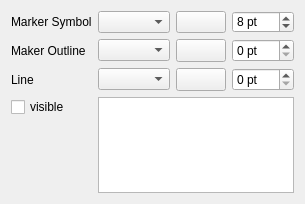
Above: vrtbuilder/externals/qps/plotstyling/plotstylewidget.ui from jakimowb/virtual-raster-builder before the change. Below: the same form after it.
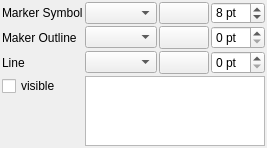
That is the form after the change. Custom widgets are drawn as their Qt base class.

Patch:
```diff
--- a/vrtbuilder/externals/qps/plotstyling/plotstylewidget.ui
+++ b/vrtbuilder/externals/qps/plotstyling/plotstylewidget.ui
@@ -6,14 +6,29 @@
    <rect>
     <x>0</x>
     <y>0</y>
-    <width>305</width>
-    <height>204</height>
+    <width>249</width>
+    <height>146</height>
    </rect>
   </property>
   <property name="windowTitle">
    <string>Form</string>
   </property>
   <layout class="QGridLayout" name="gridLayout">
+   <property name="leftMargin">
+    <number>2</number>
+   </property>
+   <property name="topMargin">
+    <number>2</number>
+   </property>
+   <property name="rightMargin">
+    <number>2</number>
+   </property>
+   <property name="bottomMargin">
+    <number>2</number>
+   </property>
+   <property name="spacing">
+    <number>2</number>
+   </property>
    <item row="3" column="3">
     <widget class="QSpinBox" name="sbLinePenWidth">
      <property name="enabled">
@@ -225,7 +240,14 @@
     </widget>
    </item>
    <item row="4" column="1" rowspan="4" colspan="3">
-    <widget class="PlotWidget" name="plotWidget"/>
+    <widget class="PlotWidget" name="plotWidget">
+     <property name="sizePolicy">
+      <sizepolicy hsizetype="Preferred" vsizetype="Preferred">
+       <horstretch>0</horstretch>
+       <verstretch>0</verstretch>
+      </sizepolicy>
+     </property>
+    </widget>
    </item>
    <item row="4" column="0">
     <widget class="QCheckBox" name="cbIsVisible">
@@ -247,6 +269,16 @@
    <extends>QGraphicsView</extends>
    <header>qps.externals.pyqtgraph</header>
   </customwidget>
+  <customwidget>
+   <class>QgsPenStyleComboBox</class>
+   <extends>QComboBox</extends>
+   <header>qgis.gui</header>
+  </customwidget>
+  <customwidget>
+   <class>MarkerSymbolComboBox</class>
+   <extends>QComboBox</extends>
+   <header>qps.plotstyling.plotstyling</header>
+  </customwidget>
  </customwidgets>
  <resources/>
  <connections/>
```
Left out of the diff: 6 changed lines with no effect on the pictures.
